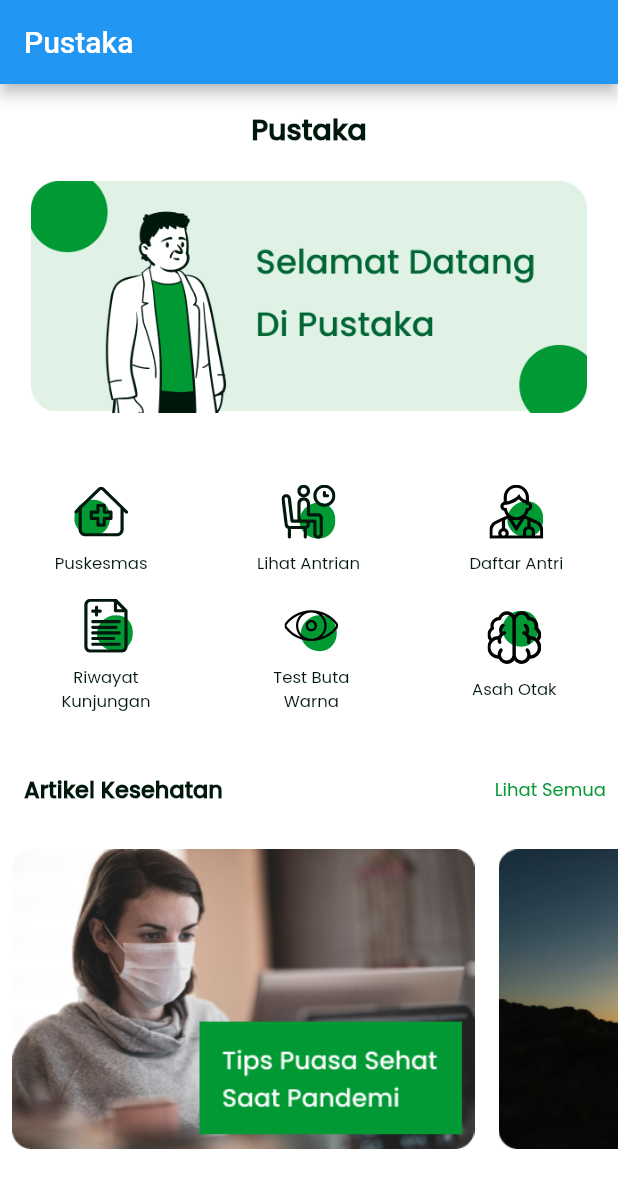
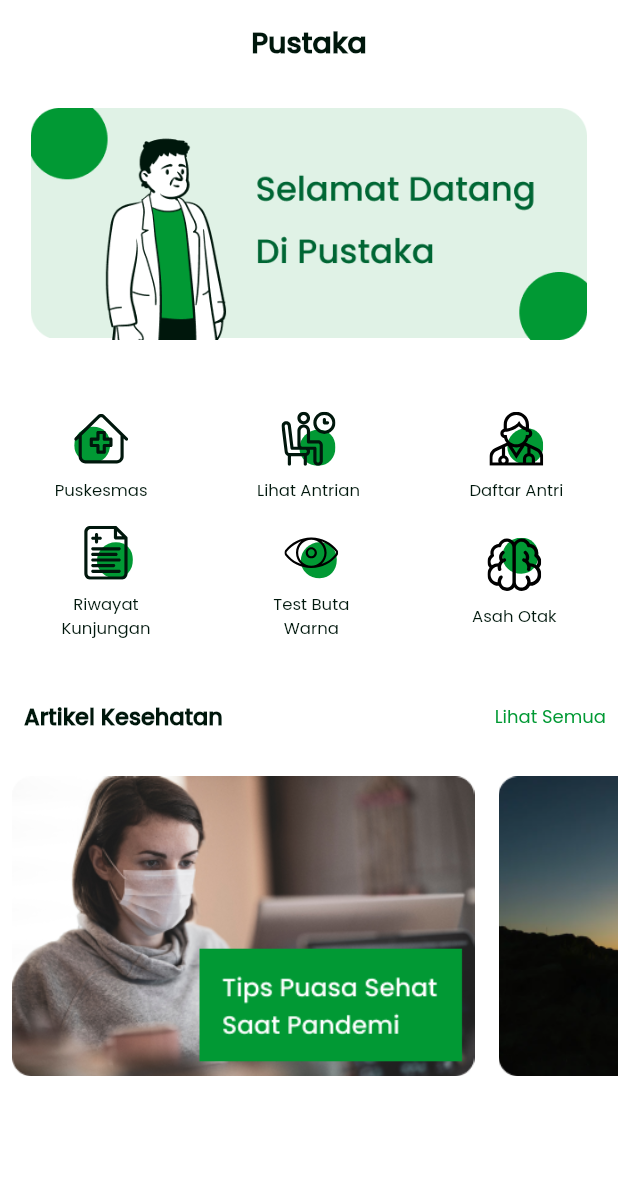
Before and after one commit to roningrum/pustaka_app, a Flutter app: the screen it shows after launch, on a phone screen of 412 x 824 dp. Shown: the top 1188 px of the screen. Run offline on Flutter 3.47's test engine with Material 2 defaults, Android fonts, the phone set to English and light mode, and no system bars; our stand-ins replace flutter_svg.

Commit message:
Home Flutter versi 1 selesai

```diff
--- a/lib/screens/home_screen.dart
+++ b/lib/screens/home_screen.dart
@@ -1,6 +1,4 @@
-
 import 'package:flutter/material.dart';
-import 'package:flutter/rendering.dart';
 import 'package:pustaka_app/const.dart';
 import 'package:pustaka_app/widget/pustaka_icon_menu.dart';
 
@@ -12,68 +10,25 @@ class HomeScreen extends StatefulWidget {
 }
 
 class _HomeScreenState extends State<HomeScreen> {
-  bool _isAppbar = true;
-  bool isScrollingDown = false;
-  ScrollController _scrollController = new ScrollController();
-
-  @override
-  void initState() {
-    // TODO: implement initState
-    super.initState();
-    _scrollController.addListener(() {
-      if (_scrollController.position.userScrollDirection ==
-          ScrollDirection.reverse) {
-        isScrollingDown = true;
-        _isAppbar = false;
-        setState(() {});
-      }
-      if (_scrollController.position.userScrollDirection == ScrollDirection.forward) {
-        if (isScrollingDown) {
-          isScrollingDown = false;
-          _isAppbar = true;
-          setState(() {});
-        }
-      }
-    }
-    );
-  }
 
   @override
   Widget build(BuildContext context) {
     return Scaffold(
       backgroundColor: kSurfaceColor,
-      body: SafeArea(
-        child: Column(
-          children: <Widget>[
-            AnimatedContainer(
-              height: _isAppbar ? 56.0 : 0.0,
-              duration: Duration(milliseconds: 200),
-              child: AppBar(
-                title: Text('Pustaka'),
+      appBar: AppBar(
+        backgroundColor: kSurfaceColor,
+        centerTitle: true,
+        elevation: 0,
+        title: Text('Pustaka',  style: kPustakaBlackBoldMedium.copyWith(fontSize: 19)),
       ),
-            ),
-
-            Expanded(
-                child: SingleChildScrollView(
-              controller: _scrollController,
+      body: Container(
+          child :SingleChildScrollView(
             child: Stack(
               children: <Widget>[
                 Column(children: <Widget>[
-                    Padding(
-                      padding: EdgeInsets.only(
-                          top: 16.0 + MediaQuery.of(context).viewPadding.top,
-                          bottom: fivePercentWidth(context)),
-                      child: Center(
-                        child: Text(
-                          'Pustaka',
-                          style: kPustakaBlackBoldMedium.copyWith(fontSize: 19),
-                        ),
-                      ),
-                    ),
-                    Padding(
-                      padding: EdgeInsets.only(
-                          left: fivePercentWidth(context),
-                          right: fivePercentWidth(context)),
+                  Container(
+                    margin: EdgeInsets.only(top: 16.0),
+                    padding: EdgeInsets.symmetric( horizontal: fivePercentWidth(context)),
                     child: Image.asset(
                       'assets/images/Banner.png',
                     ),
@@ -166,17 +121,9 @@ class _HomeScreenState extends State<HomeScreen> {
                 ])
               ],
             ),
-            ))
-          ],
+          )
       ),
-      ),
+
     );
   }
-
-  @override
-  void dispose() {
-    _scrollController.dispose();
-    _scrollController.removeListener(() {});
-    super.dispose();
 }
-}
--- a/pubspec.yaml
+++ b/pubspec.yaml
@@ -13,7 +13,7 @@ publish_to: 'none' # Remove this line if you wish to publish to pub.dev
 # In Android, build-name is used as versionName while build-number used as versionCode.
 # Read more about Android versioning at https://developer.android.com/studio/publish/versioning
 # In iOS, build-name is used as CFBundleShortVersionString while build-number used as CFBundleVersion.
-# Read more about iOS versioning at
+# Read more about iOS versi oning at
 # https://developer.apple.com/library/archive/documentation/General/Reference/InfoPlistKeyReference/Articles/CoreFoundationKeys.html
 version: 1.0.0+1
 
@@ -29,6 +29,7 @@ dependencies:
   # Use with the CupertinoIcons class for iOS style icons.
   cupertino_icons: ^1.0.0
   flutter_svg: ^0.21.0
+  http: ^0.13.1
 
 dev_dependencies:
   flutter_test:
```
Also changed, not shown: pubspec.lock. Lines whose indentation alone changed are shown as unchanged.
